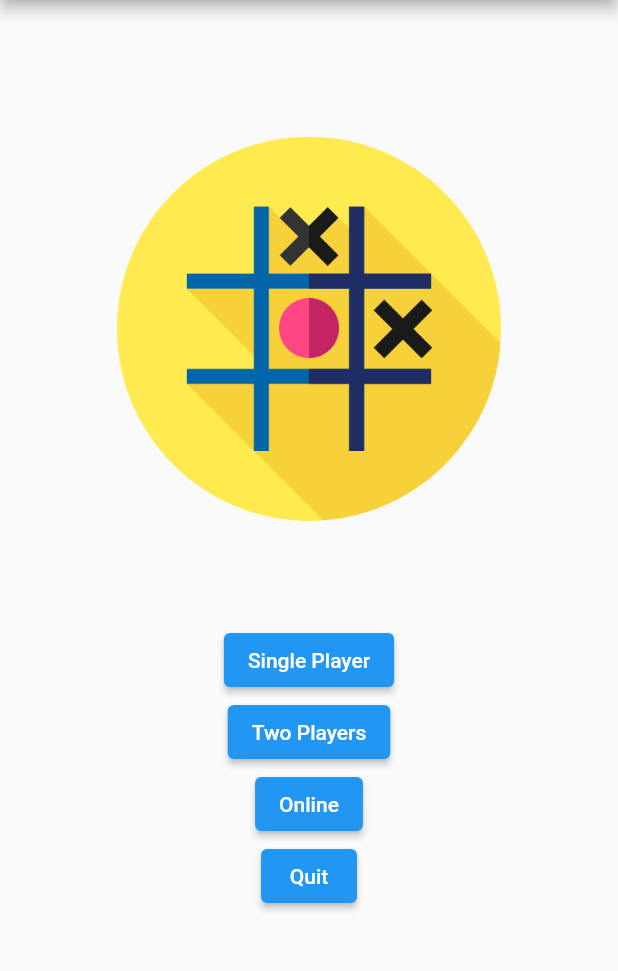
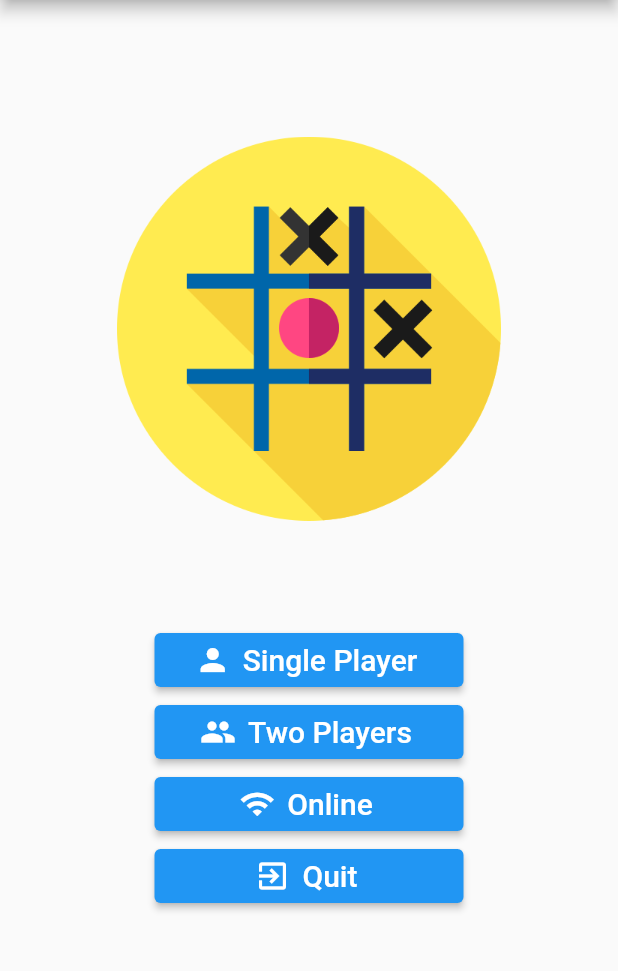
Before and after one commit to SergioSarmiento/dadm-2021-2, a Flutter app: the screen it shows after launch, on a phone screen of 412 x 824 dp, the part 84-1055 px from its top. Run offline on Flutter 3.47's test engine with Material 2 defaults, Android fonts, the light colour scheme and no system bars; our stand-ins replace flutter_bloc; missing offline and left inert: soundpool.

```diff
--- a/reto3/tic_tac_toe/lib/src/core/constants.dart
+++ b/reto3/tic_tac_toe/lib/src/core/constants.dart
@@ -3,9 +3,9 @@ import 'package:flutter/material.dart';
 
 const String title = 'Tic-Tac-Toe Game';
 const String blank = '';
-const String playerOneName = 'Player 1';
-const String playerTwoName = 'Player 2';
-const String computerName = 'computer';
+const String playerOneName = 'Player 1 ';
+const String playerTwoName = 'Player 2 ';
+const String computerName = 'computer ';
 const String draw = 'It\'s a tie';
 const String winText = 'The winner is ';
 const String turnText = 'Turn: ';
--- a/reto3/tic_tac_toe/lib/src/presentation/main_page.dart
+++ b/reto3/tic_tac_toe/lib/src/presentation/main_page.dart
@@ -17,10 +17,12 @@ class MainPage extends StatelessWidget {
       ),
       SizedBox(
         height: MediaQuery.of(context).size.height * x,
+        width: MediaQuery.of(context).size.width * 0.5,
         child: Column(
           mainAxisAlignment: MainAxisAlignment.center,
+          crossAxisAlignment: CrossAxisAlignment.stretch,
           children: [
-            ElevatedButton(
+            ElevatedButton.icon(
               onPressed: () => showDialog<String>(
                 context: context,
                 builder: (BuildContext context) => AlertDialog(
@@ -71,21 +73,30 @@ class MainPage extends StatelessWidget {
                   ],
                 ),
               ),
-              child: const Text(constants.gameModeSinglePlayer),
+              icon: const Icon(Icons.person),
+              label: const Text(
+                constants.gameModeSinglePlayer,
+                style: TextStyle(fontSize: constants.fontSize),
+              ),
             ),
-            ElevatedButton(
+            ElevatedButton.icon(
               onPressed: () => Navigator.pushNamed(
                 context,
                 '/gamePage',
                 arguments: GamePageArguments(gameMode: GameMode.twoPlayers),
               ),
-              child: const Text(constants.gameModeTwoPlayers),
+              icon: Icon(Icons.people),
+              label: const Text(
+                constants.gameModeTwoPlayers,
+                style: TextStyle(fontSize: constants.fontSize),
+              ),
             ),
-            ElevatedButton(
-              onPressed: () {},
-              child: const Text(constants.gameModeOnline),
-            ),
-            ElevatedButton(
+            ElevatedButton.icon(
+                onPressed: () {},
+                icon: const Icon(Icons.wifi),
+                label: const Text(constants.gameModeOnline,
+                    style: TextStyle(fontSize: constants.fontSize))),
+            ElevatedButton.icon(
               onPressed: () => showDialog<String>(
                 context: context,
                 builder: (BuildContext context) => AlertDialog(
@@ -102,7 +113,11 @@ class MainPage extends StatelessWidget {
                   ],
                 ),
               ),
-              child: const Text(constants.quit),
+              icon: const Icon(Icons.exit_to_app),
+              label: const Text(
+                constants.quit,
+                style: TextStyle(fontSize: constants.fontSize),
+              ),
             ),
           ],
         ),
```
Also changed, not shown: reto3/tic_tac_toe/lib/src/presentation/bloc/game_page_bloc/game_page_cubit.dart (+12 -3 lines), reto3/tic_tac_toe/lib/src/presentation/bloc/game_page_bloc/game_page_view.dart (+78 -75 lines).
